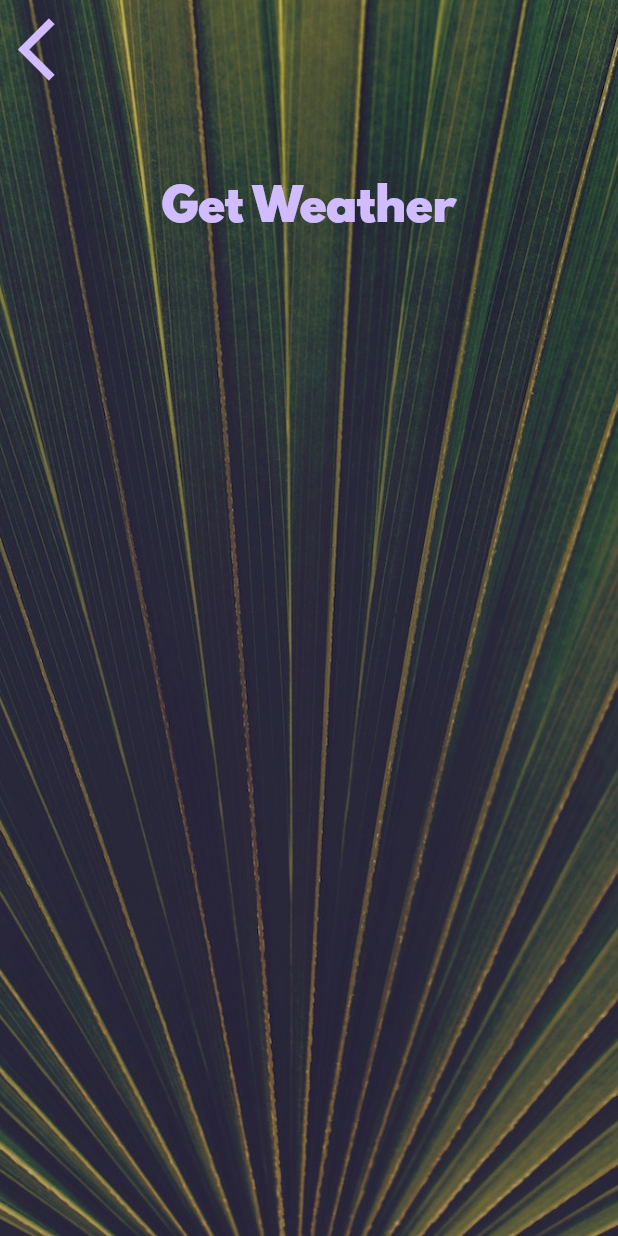
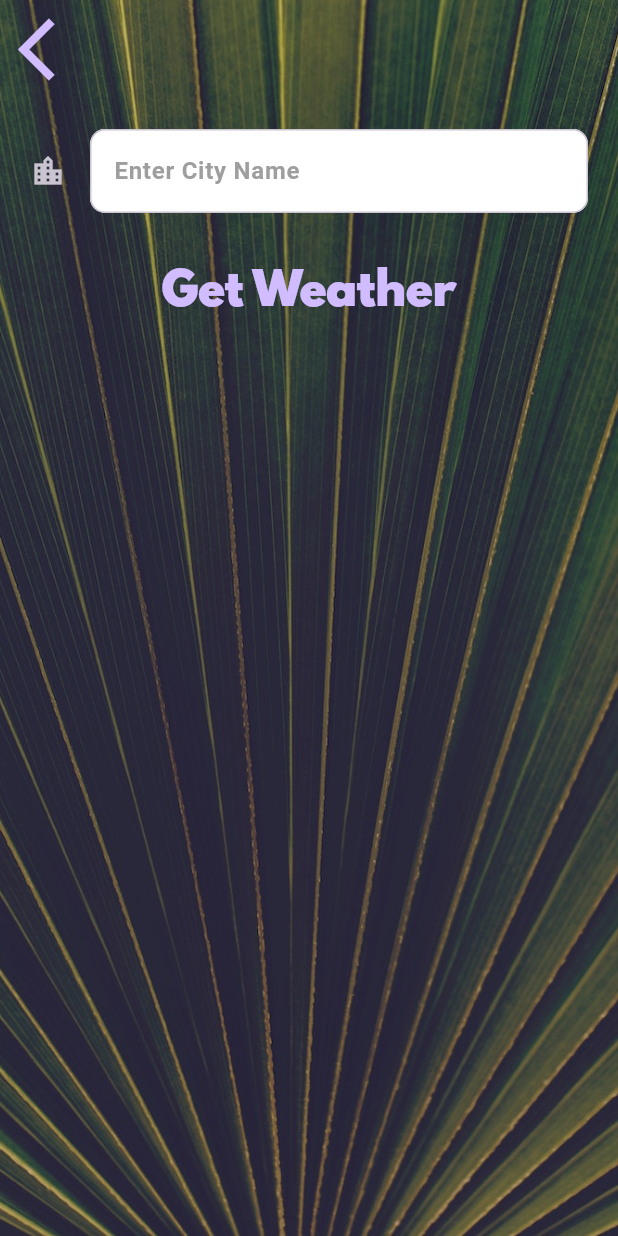
Before and after one commit to bishoyelmalah/clima_weather_app, a Flutter app: the CityScreen screen opened directly, on a phone screen of 412 x 824 dp. Run offline on Flutter 3.47's test engine with Material 3 defaults, Android fonts, the phone set to English and light mode, and no system bars; our stand-ins replace flutter_spinkit, geolocator, permission_handler.

Commit message:
Implement city input field and navigation in CityScreen; update LocationScreen for city selection; add text input decoration constants

```diff
--- a/lib/screens/city_screen.dart
+++ b/lib/screens/city_screen.dart
@@ -1,4 +1,5 @@
 import 'package:flutter/material.dart';
+import '../utilities/constants.dart';
 import '../utilities/constants.dart';
 
 class CityScreen extends StatefulWidget {
@@ -26,7 +27,9 @@ class _CityScreenState extends State<CityScreen> {
               Align(
                 alignment: Alignment.topLeft,
                 child: TextButton(
-                  onPressed: () {},
+                  onPressed: () {
+                    Navigator.pop(context);
+                  },
                   child: Icon(
                     Icons.arrow_back_ios,
                     size: 50.0,
@@ -35,7 +38,15 @@ class _CityScreenState extends State<CityScreen> {
               ),
               Container(
                 padding: EdgeInsets.all(20.0),
-                child: null,
+                child: TextField(
+                  style: TextStyle(
+                    color: Colors.black,
+                  ),
+                  decoration: kTextInputStyleDecoration,
+                  onChanged: (value) {
+                    print(value);
+                  },
+                ),
               ),
               TextButton(
                 onPressed: () {},
--- a/lib/utilities/constants.dart
+++ b/lib/utilities/constants.dart
@@ -23,3 +23,17 @@ const kButtonTextStyle = TextStyle(
 const kConditionTextStyle = TextStyle(
   fontSize: 100.0,
 );
+
+var kTextInputStyleDecoration = InputDecoration(
+  filled: true,
+  fillColor: Colors.white,
+  icon: Icon(Icons.location_city),
+  hintText: "Enter City Name",
+  hintStyle: TextStyle(
+    color: Colors.grey,
+    fontWeight: FontWeight.bold,
+  ),
+  border: OutlineInputBorder(
+    borderRadius: BorderRadius.circular(10),
+  ),
+);
```
Also changed, not shown: lib/screens/loading_screen.dart (+10 -5 lines), lib/screens/location_screen.dart (+35 -4 lines), 4 other files.
